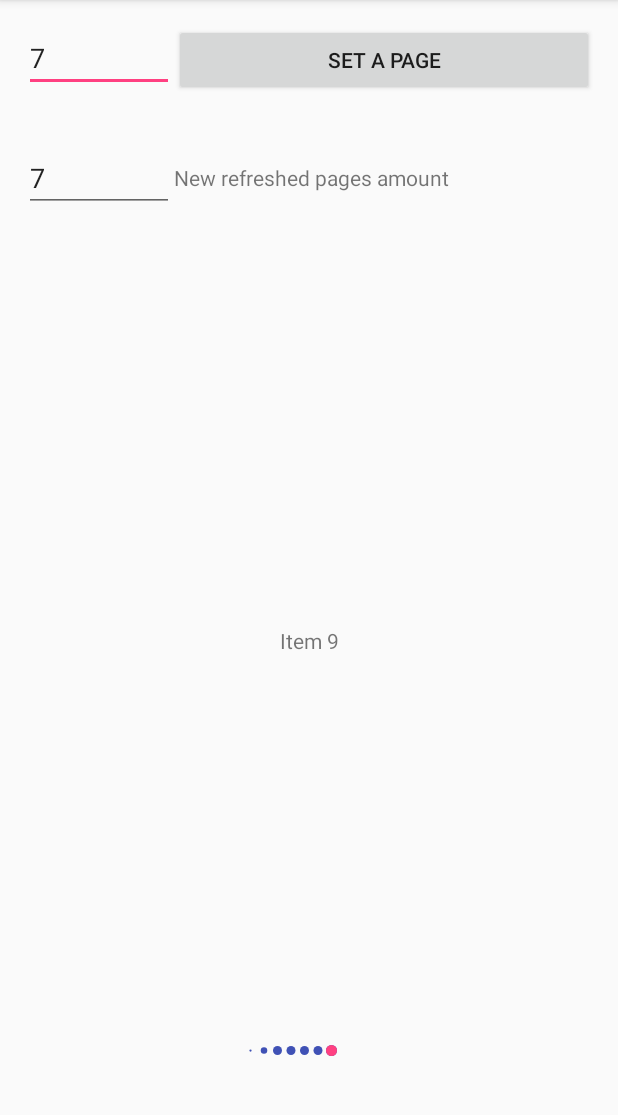
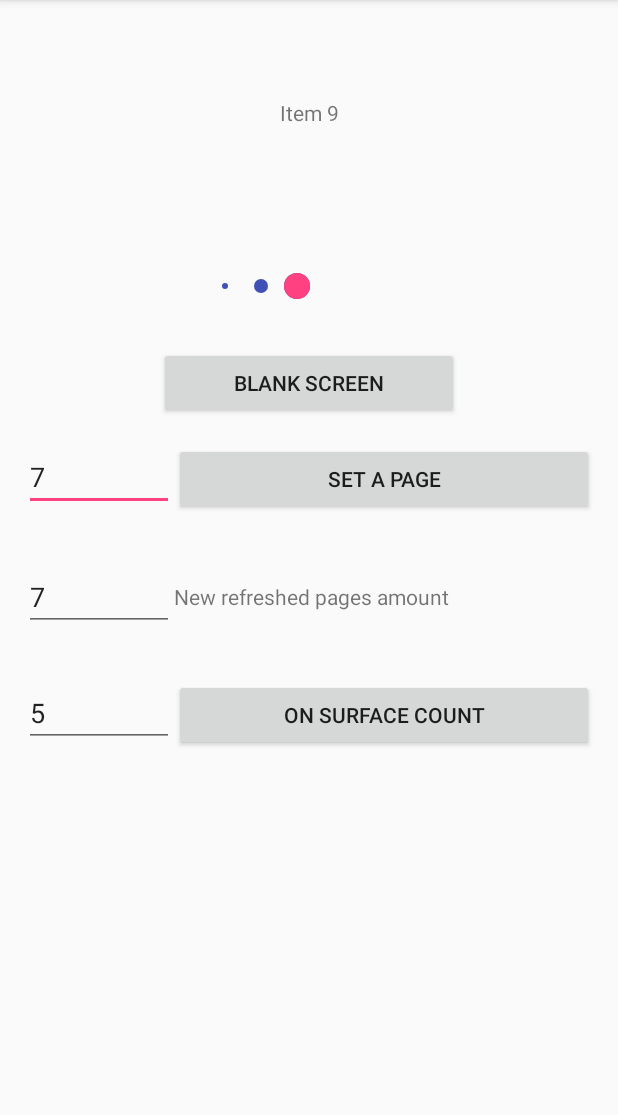
Before and after one commit to shuhart/BubblePagerIndicator, an Android app: the screen it shows after launch (MainActivity), on a phone screen of 412 x 824 dp, the part 84-1199 px from its top. Run offline under Robolectric (Android 15) with nearby library versions, the phone set to English and light mode, and no system bars.

Commit message:
fix state after changing onSurfaceCount

```diff
--- a/bubblepagerindicator/src/main/java/com/shuhart/bubblepagerindicator/BubblePageIndicator.java
+++ b/bubblepagerindicator/src/main/java/com/shuhart/bubblepagerindicator/BubblePageIndicator.java
@@ -62,18 +62,6 @@ public class BubblePageIndicator extends MotionIndicator implements ViewPager.On
     };
 
     private void ensureState() {
-        // When data is changed onPageSelected() is called only
-        // if we were on the last page of the ViewPager.
-        // Otherwise we should check the inconsistency manually.
-//        if (currentPage >= getCount() || surfaceEnd >= getCount()) {
-//            int oldSurfaceStart = surfaceStart;
-//            int oldSurfaceEnd = surfaceEnd;
-//            correctSurfaceIfDataSetChanges();
-//            if (currentPage >= getCount()) {
-//                currentPage = getCount() - 1;
-//            }
-//            correctStartXOnDataSetChanges(oldSurfaceStart, oldSurfaceEnd);
-//        }
         int oldSurfaceStart = surfaceStart;
         int oldSurfaceEnd = surfaceEnd;
         correctSurfaceIfDataSetChanges();
@@ -84,6 +72,10 @@ public class BubblePageIndicator extends MotionIndicator implements ViewPager.On
     }
 
     private void correctSurfaceIfDataSetChanges() {
+        if (onSurfaceCount != surfaceEnd - surfaceStart) {
+            surfaceStart = currentPage;
+            surfaceEnd = surfaceStart + onSurfaceCount - 1;
+        }
         if (surfaceEnd > getCount() - 1) {
             if (getCount() > onSurfaceCount) {
                 surfaceEnd = getCount() - 1;
@@ -147,6 +139,7 @@ public class BubblePageIndicator extends MotionIndicator implements ViewPager.On
 
     public void setOnSurfaceCount(int onSurfaceCount) {
         this.onSurfaceCount = onSurfaceCount;
+        ensureState();
         invalidate();
     }
 
--- a/sample/build.gradle
+++ b/sample/build.gradle
@@ -22,4 +22,6 @@ android {
 dependencies {
     implementation 'com.android.support:appcompat-v7:26.1.0'
     implementation project(':bubblepagerindicator')
+    implementation 'com.android.support.constraint:constraint-layout:1.0.2'
+    implementation 'com.android.support:design:26.1.0'
 }
--- a/sample/src/main/AndroidManifest.xml
+++ b/sample/src/main/AndroidManifest.xml
@@ -16,6 +16,10 @@
                 <category android:name="android.intent.category.LAUNCHER" />
             </intent-filter>
         </activity>
+        <activity
+            android:name=".BlankActivity"
+            android:label="@string/title_activity_blank"
+            android:theme="@style/AppTheme.NoActionBar"></activity>
     </application>
 
 </manifest>
--- a/sample/src/main/java/com/shuhart/bubblepagerindicator/sample/MainActivity.java
+++ b/sample/src/main/java/com/shuhart/bubblepagerindicator/sample/MainActivity.java
@@ -1,5 +1,6 @@
 package com.shuhart.bubblepagerindicator.sample;
 
+import android.content.Intent;
 import android.os.Bundle;
 import android.support.v4.view.ViewPager;
 import android.support.v4.widget.SwipeRefreshLayout;
@@ -19,6 +20,7 @@ public class MainActivity extends AppCompatActivity {
         setContentView(R.layout.activity_main);
         final EditText editTextPageNumber = findViewById(R.id.edittext_page_number);
         final EditText editTextRefreshPagesCount = findViewById(R.id.edittext_refresh_count);
+        final EditText editTextOnSurfaceCount = findViewById(R.id.edittext_on_surface_count);
         final ViewPager pager = findViewById(R.id.pager);
         final BubblePageIndicator indicator = findViewById(R.id.indicator);
         final ViewPagerAdapter adapter = new ViewPagerAdapter();
@@ -60,5 +62,21 @@ public class MainActivity extends AppCompatActivity {
                 }
             }
         });
+        findViewById(R.id.btn_on_surface_count).setOnClickListener(new View.OnClickListener() {
+            @Override
+            public void onClick(View v) {
+                String number = editTextOnSurfaceCount.getText().toString();
+                if (!number.isEmpty()) {
+                    indicator.setOnSurfaceCount(Integer.parseInt(number));
+                }
+            }
+        });
+        findViewById(R.id.next_screen_btn).setOnClickListener(new View.OnClickListener() {
+            @Override
+            public void onClick(View v) {
+                startActivity(new Intent(MainActivity.this, BlankActivity.class));
+            }
+        });
+        indicator.setOnSurfaceCount(1);
     }
 }
--- a/sample/src/main/res/layout/activity_main.xml
+++ b/sample/src/main/res/layout/activity_main.xml
@@ -12,10 +12,36 @@
         android:orientation="vertical"
         tools:context=".MainActivity">
 
+        <android.support.v4.view.ViewPager
+            android:id="@+id/pager"
+            android:layout_width="match_parent"
+            android:layout_height="150dp" />
+
+        <com.shuhart.bubblepagerindicator.BubblePageIndicator
+            android:id="@+id/indicator"
+            android:layout_width="wrap_content"
+            android:layout_height="wrap_content"
+            android:layout_centerHorizontal="true"
+            android:layout_marginTop="32dp"
+            android:layout_marginBottom="32dp"
+            app:fillColor="@color/colorAccent"
+            app:pageColor="@color/colorPrimary"
+            android:layout_below="@id/pager"
+            app:radius="8dp" />
+
+        <Button
+            android:id="@+id/next_screen_btn"
+            android:layout_width="200dp"
+            android:layout_height="wrap_content"
+            android:text="@string/next_screen"
+            android:layout_centerHorizontal="true"
+            android:layout_below="@id/indicator"/>
+
         <RelativeLayout
             android:id="@+id/buttonPanel1"
             android:layout_width="match_parent"
             android:layout_height="wrap_content"
+            android:layout_below="@id/next_screen_btn"
             android:padding="16dp">
 
             <EditText
@@ -23,7 +49,7 @@
                 android:layout_width="100dp"
                 android:layout_height="wrap_content"
                 android:inputType="number"
-                android:text="@string/default_refresh_pages_count"/>
+                android:text="@string/default_refresh_pages_count" />
 
             <Button
                 android:id="@+id/btn_page_number"
@@ -31,7 +57,7 @@
                 android:layout_height="wrap_content"
                 android:layout_toEndOf="@id/edittext_page_number"
                 android:layout_toRightOf="@id/edittext_page_number"
-                android:text="@string/set_a_page"/>
+                android:text="@string/set_a_page" />
 
         </RelativeLayout>
 
@@ -39,43 +65,49 @@
             android:id="@+id/buttonPanel2"
             android:layout_width="match_parent"
             android:layout_height="wrap_content"
-            android:padding="16dp"
-            android:layout_below="@+id/buttonPanel1">
+            android:layout_below="@+id/buttonPanel1"
+            android:padding="16dp">
 
             <EditText
                 android:id="@+id/edittext_refresh_count"
                 android:layout_width="100dp"
                 android:layout_height="wrap_content"
                 android:inputType="number"
-                android:text="@string/default_refresh_pages_count"/>
+                android:text="@string/default_refresh_pages_count" />
 
             <TextView
                 android:layout_width="match_parent"
                 android:layout_height="wrap_content"
+                android:layout_centerVertical="true"
                 android:layout_toEndOf="@id/edittext_refresh_count"
                 android:layout_toRightOf="@id/edittext_refresh_count"
-                android:text="@string/new_refreshed_pages_amount"
-                android:layout_centerVertical="true"/>
+                android:text="@string/new_refreshed_pages_amount" />
 
         </RelativeLayout>
 
-        <com.shuhart.bubblepagerindicator.BubblePageIndicator
-            android:id="@+id/indicator"
-            android:layout_width="wrap_content"
+        <RelativeLayout
+            android:id="@+id/buttonPanel3"
+            android:layout_width="match_parent"
             android:layout_height="wrap_content"
-            android:layout_marginBottom="64dp"
-            app:fillColor="@color/colorAccent"
-            app:pageColor="@color/colorPrimary"
-            app:radius="3dp"
-            android:layout_alignParentBottom="true"
-            android:layout_centerHorizontal="true"/>
+            android:layout_below="@+id/buttonPanel2"
+            android:padding="16dp">
 
-        <android.support.v4.view.ViewPager
-            android:id="@+id/pager"
-            android:layout_width="match_parent"
-            android:layout_height="match_parent"
-            android:layout_below="@id/buttonPanel2"
-            android:layout_above="@id/indicator"/>
+            <EditText
+                android:id="@+id/edittext_on_surface_count"
+                android:layout_width="100dp"
+                android:layout_height="wrap_content"
+                android:inputType="number"
+                android:text="@string/default_on_surface_count" />
+
+            <Button
+                android:id="@+id/btn_on_surface_count"
+                android:layout_width="match_parent"
+                android:layout_height="wrap_content"
+                android:layout_toEndOf="@id/edittext_on_surface_count"
+                android:layout_toRightOf="@id/edittext_on_surface_count"
+                android:text="@string/on_surface_count" />
+
+        </RelativeLayout>
 
 
     </RelativeLayout>
--- /dev/null
+++ b/sample/src/main/res/values/dimens.xml
@@ -0,0 +1,3 @@
+<resources>
+    <dimen name="fab_margin">16dp</dimen>
+</resources>
--- a/sample/src/main/res/values/strings.xml
+++ b/sample/src/main/res/values/strings.xml
@@ -3,4 +3,8 @@
     <string name="set_a_page">Set a page</string>
     <string name="new_refreshed_pages_amount">New refreshed pages amount</string>
     <string name="default_refresh_pages_count">7</string>
+    <string name="title_activity_blank">BlankActivity</string>
+    <string name="next_screen">Blank screen</string>
+    <string name="on_surface_count">On surface count</string>
+    <string name="default_on_surface_count">5</string>
 </resources>
--- a/sample/src/main/res/values/styles.xml
+++ b/sample/src/main/res/values/styles.xml
@@ -8,4 +8,13 @@
         <item name="colorAccent">@color/colorAccent</item>
     </style>
 
+    <style name="AppTheme.NoActionBar">
+        <item name="windowActionBar">false</item>
+        <item name="windowNoTitle">true</item>
+    </style>
+
+    <style name="AppTheme.AppBarOverlay" parent="ThemeOverlay.AppCompat.Dark.ActionBar" />
+
+    <style name="AppTheme.PopupOverlay" parent="ThemeOverlay.AppCompat.Light" />
+
 </resources>
```
Also changed, not shown: sample/src/main/java/com/shuhart/bubblepagerindicator/sample/BlankActivity.java (added, +29 -0 lines), sample/src/main/res/layout/activity_blank.xml (added, +33 -0 lines), sample/src/main/res/layout/content_blank.xml (added, +11 -0 lines).
